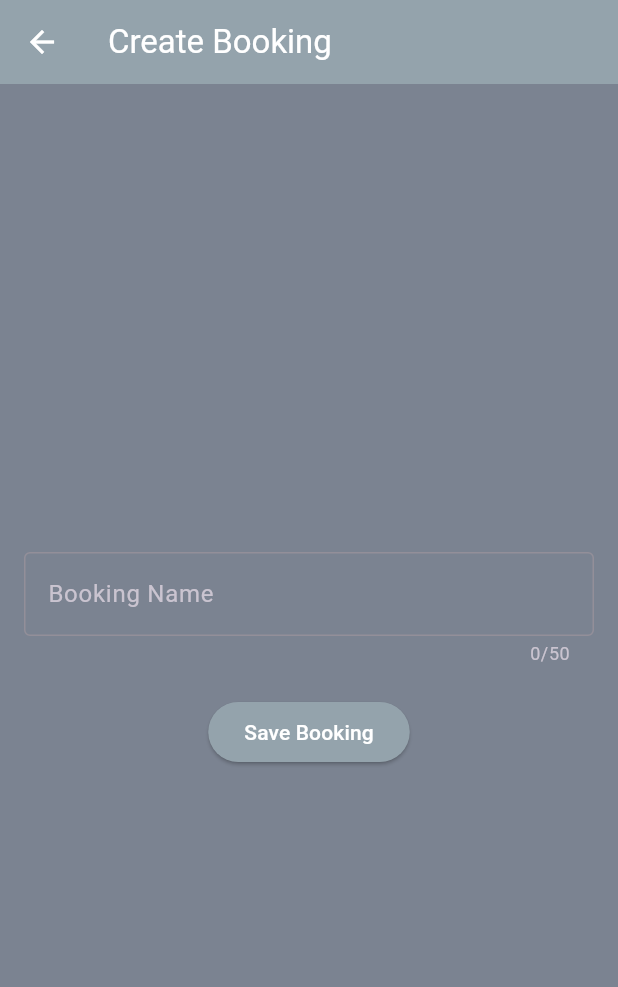
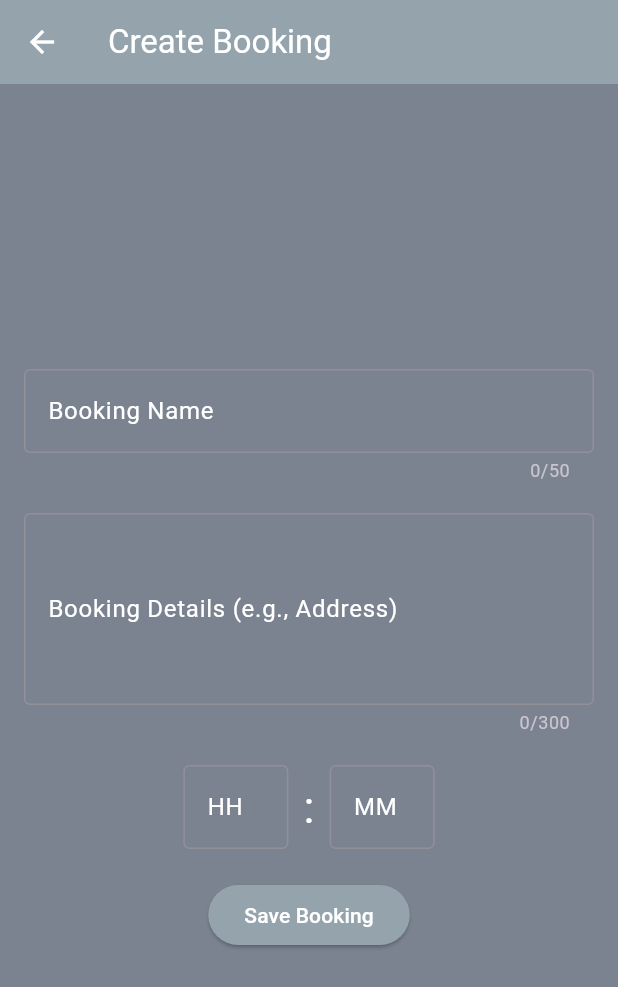
Before and after one commit to Jack-Northall/test_application, a Flutter app: the CreateBookingPage screen opened directly with empty values, on a phone screen of 412 x 824 dp. Shown: the top 987 px of the screen. Run offline on Flutter 3.47's test engine with Material 3 defaults, Android fonts, the phone set to English and light mode, and no system bars; our stand-ins replace table_calendar.

Commit message:
Added Navigator Bar and refactored routing. Adapted booking details to include details entry for address or directions information plus a time constant for the appointment.

```diff
--- a/lib/models/booking.dart
+++ b/lib/models/booking.dart
@@ -1,3 +1,4 @@
+import 'package:flutter/material.dart';
 import 'package:uuid/uuid.dart';
 
 enum CoreService { gelPolish, builderGel, gelExtension }
@@ -5,6 +6,8 @@ enum CoreService { gelPolish, builderGel, gelExtension }
 class Booking {
   final String id;
   final String name;
+  final String details;
+  final TimeOfDay time;
   final DateTime date;
   CoreService? coreService;
   int nailArt;
@@ -12,6 +15,8 @@ class Booking {
 
   Booking({
     required this.name,
+    required this.details,
+    required this.time,
     required this.date,
     this.coreService,
     this.nailArt = 0,
--- a/lib/screens/create_booking_page.dart
+++ b/lib/screens/create_booking_page.dart
@@ -7,20 +7,37 @@ class CreateBookingPage extends StatefulWidget {
   final Function(Booking) onBookingCreated;
   final DateTime selectedDate;
 
-  const CreateBookingPage({super.key, required this.onBookingCreated, required this.selectedDate});
+  const CreateBookingPage({
+    super.key,
+    required this.onBookingCreated,
+    required this.selectedDate,
+  });
 
   @override
-  // ignore: library_private_types_in_public_api
   _CreateBookingPageState createState() => _CreateBookingPageState();
 }
 
 class _CreateBookingPageState extends State<CreateBookingPage> {
   final TextEditingController _nameController = TextEditingController();
+  final TextEditingController _detailsController = TextEditingController();
+  final TextEditingController _hourController = TextEditingController();
+  final TextEditingController _minuteController = TextEditingController();
 
+  // Handle booking creation
   void _handleCreateBooking() {
     final bookingName = _nameController.text;
-    if (bookingName.isNotEmpty) {
-      final booking = Booking(name: bookingName, date: widget.selectedDate);
+    final bookingDetails = _detailsController.text;
+    final int? hour = int.tryParse(_hourController.text);
+    final int? minute = int.tryParse(_minuteController.text);
+
+    if (bookingName.isNotEmpty && hour != null && minute != null) {
+      final bookingTime = TimeOfDay(hour: hour, minute: minute);
+      final booking = Booking(
+        name: bookingName,
+        details: bookingDetails,
+        time: bookingTime,
+        date: widget.selectedDate,
+      );
       widget.onBookingCreated(booking);
 
       // Navigate to booking details page
@@ -34,7 +51,7 @@ class _CreateBookingPageState extends State<CreateBookingPage> {
       );
     } else {
       ScaffoldMessenger.of(context).showSnackBar(
-        const SnackBar(content: Text('Please enter a booking name')),
+        const SnackBar(content: Text('Please enter valid booking details and time')),
       );
     }
   }
@@ -53,15 +70,85 @@ Widget build(BuildContext context) {
             crossAxisAlignment: CrossAxisAlignment.center,
             mainAxisSize: MainAxisSize.min,
             children: [
+              // Name text field
               TextField(
                 controller: _nameController,
                 maxLength: 50,
                 decoration: const InputDecoration(
                   labelText: 'Booking Name',
+                  labelStyle: TextStyle(color: AppColors.textColor),
                   border: OutlineInputBorder(),
+                  focusedBorder: OutlineInputBorder(
+                    borderSide: BorderSide(color: AppColors.primaryColor),
+                  ),
                 ),
               ),
               const SizedBox(height: 20),
+
+              // Details text field (Multiline for entering address or details)
+              TextField(
+                controller: _detailsController,
+                maxLength: 300, // Adjust this if needed for longer input
+                maxLines: 4, // Allows for 4 lines of text
+                decoration: const InputDecoration(
+                  labelText: 'Booking Details (e.g., Address)',
+                  labelStyle: TextStyle(color: AppColors.textColor),
+                  border: OutlineInputBorder(),
+                  focusedBorder: OutlineInputBorder(
+                    borderSide: BorderSide(color: AppColors.primaryColor),
+                  ),
+                ),
+              ),
+              const SizedBox(height: 20),
+
+              // Custom time input (HH:MM) with larger text fields
+              Row(
+                mainAxisAlignment: MainAxisAlignment.center,
+                children: [
+                  // Hour Text Field
+                  SizedBox(
+                    width: 70,
+                    child: TextField(
+                      controller: _hourController,
+                      keyboardType: TextInputType.number,
+                      maxLength: 2,
+                      decoration: const InputDecoration(
+                        labelText: 'HH',
+                        labelStyle: TextStyle(color: AppColors.textColor),
+                        border: OutlineInputBorder(),
+                        focusedBorder: OutlineInputBorder(
+                          borderSide: BorderSide(color: AppColors.primaryColor),
+                        ),
+                        counterText: '', // Hide the 0/2 counter
+                      ),
+                    ),
+                  ),
+                  const SizedBox(width: 10),
+                  const Text(':', style: TextStyle(fontSize: 30)),
+                  const SizedBox(width: 10),
+                  // Minute Text Field
+                  SizedBox(
+                    width: 70,
+                    child: TextField(
+                      controller: _minuteController,
+                      keyboardType: TextInputType.number,
+                      maxLength: 2,
+                      decoration: const InputDecoration(
+                        labelText: 'MM',
+                        labelStyle: TextStyle(color: AppColors.textColor),
+                        border: OutlineInputBorder(),
+                        focusedBorder: OutlineInputBorder(
+                          borderSide: BorderSide(color: AppColors.primaryColor),
+                        ),
+                        counterText: '', // Hide the 0/2 counter
+                      ),
+                    ),
+                  ),
+                ],
+              ),
+              const SizedBox(height: 20),
+
+              // Save Booking button
               ElevatedButton(
                 onPressed: _handleCreateBooking,
                 style: ElevatedButton.styleFrom(
--- /dev/null
+++ b/lib/widgets/booking_details_dialog.dart
@@ -0,0 +1,37 @@
+import 'package:flutter/material.dart';
+import '../models/booking.dart';
+import '../schemes/colors.dart';
+import '../models/time_formatter.dart';
+
+class BookingDetailsDialog extends StatelessWidget {
+  final Booking booking;
+
+  const BookingDetailsDialog({super.key, required this.booking});
+
+  @override
+  Widget build(BuildContext context) {
+    return AlertDialog(
+      title: const Text('Booking Details'),
+      content: Column(
+        crossAxisAlignment: CrossAxisAlignment.start,
+        mainAxisSize: MainAxisSize.min,
+        children: [
+          Text('Name: ${booking.name}', style: const TextStyle(color: AppColors.textColor)),
+          Text('Date: ${booking.date.toLocal().toString().split(' ')[0]}', style: const TextStyle(color: AppColors.textColor)),
+          Text('Time: ${TimeFormatter.formatTimeOfDay(booking.time)}', style: const TextStyle(color: AppColors.textColor)),
+          Text('Details: ${booking.details}', style: const TextStyle(color: AppColors.textColor)),
+          if (booking.coreService != null)
+            Text('Service: ${booking.coreService!.toString().split('.').last}', style: const TextStyle(color: AppColors.textColor)),
+          Text('Nail Art: £${booking.nailArt}', style: const TextStyle(color: AppColors.textColor)),
+          Text('Nail Removal: £${booking.nailRemoval}', style: const TextStyle(color: AppColors.textColor)),
+        ],
+      ),
+      actions: [
+        TextButton(
+          onPressed: () => Navigator.of(context).pop(),
+          child: const Text('Close', style: TextStyle(color: AppColors.textColor)),
+        ),
+      ],
+    );
+  }
+}
--- a/lib/widgets/calendar_widget.dart
+++ b/lib/widgets/calendar_widget.dart
@@ -61,6 +61,11 @@ class _CalendarWidgetState extends State<CalendarWidget> {
           color: AppColors.textColor,
         ),
       ),
+      headerStyle: const HeaderStyle(
+        formatButtonVisible: false,
+        leftChevronIcon: Icon(Icons.chevron_left_rounded, color: AppColors.textColor),
+        rightChevronIcon: Icon(Icons.chevron_right_rounded, color: AppColors.textColor),
+      ),
       selectedDayPredicate: (day) {
         return isSameDay(widget.selectedDay, day);
       },
```
Also changed, not shown: lib/main.dart (+5 -9 lines), lib/models/time_formatter.dart (added, +11 -0 lines), lib/screens/calendar_page.dart (+22 -6 lines), lib/screens/home_screen.dart (+2 -22 lines), lib/widgets/bottom_nav_bar.dart (added, +58 -0 lines). Lines whose indentation alone changed are shown as unchanged.
